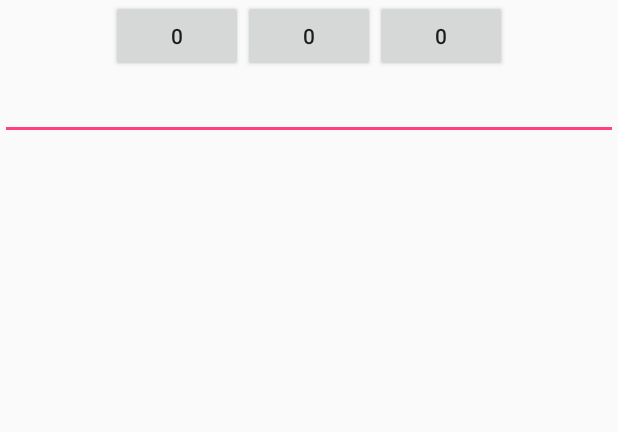
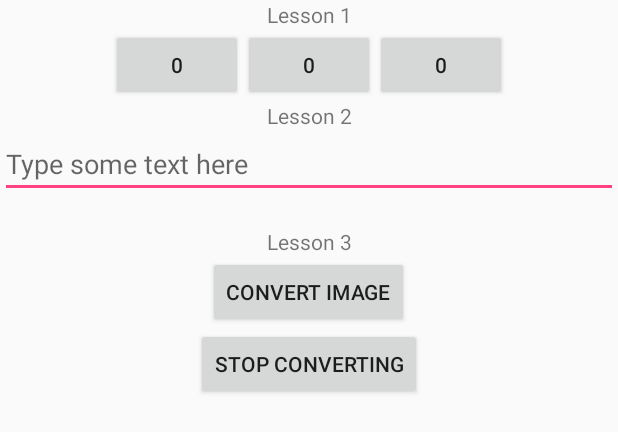
Before and after one commit to orionst/AndroidLibs, an Android app: the layout activity_main.xml on its own in the app's theme, with its tools: preview values and no code run, on a phone screen of 412 x 824 dp. Shown: the top 432 px of the screen. Run offline under Robolectric (Android 15) with nearby library versions, the phone set to English and light mode, and no system bars.

Commit message:
Добавлена обработка конвертации изображения с диска в формат PNG (RX Java).

```diff
--- a/app/build.gradle
+++ b/app/build.gradle
@@ -39,4 +39,6 @@ dependencies {
     androidTestImplementation 'com.android.support.test.espresso:espresso-core:3.0.1'
 
     implementation 'com.jakewharton.rxbinding:rxbinding:0.4.0'
+    implementation 'io.reactivex.rxjava2:rxandroid:2.0.2'
+    implementation 'io.reactivex.rxjava2:rxjava:2.2.0'
 }
--- a/app/src/main/AndroidManifest.xml
+++ b/app/src/main/AndroidManifest.xml
@@ -1,6 +1,9 @@
 <?xml version="1.0" encoding="utf-8"?>
 <manifest xmlns:android="http://schemas.android.com/apk/res/android"
     package="ru.geekbrains.android3_1">
+
+    <uses-permission android:name="android.permission.READ_EXTERNAL_STORAGE" />
+    <uses-permission android:name="android.permission.WRITE_EXTERNAL_STORAGE" />
 
     <application
         android:allowBackup="true"
--- a/app/src/main/java/ru/geekbrains/android3_1/MainView.java
+++ b/app/src/main/java/ru/geekbrains/android3_1/MainView.java
@@ -10,4 +10,7 @@ public interface MainView extends MvpView
     void setButtonTextOne(Integer calculate);
     void setButtonTextTwo(Integer calculate);
     void setButtonTextThree(Integer calculate);
+
+    void setTextViewText(String s);
+
 }
--- a/app/src/main/res/layout/activity_main.xml
+++ b/app/src/main/res/layout/activity_main.xml
@@ -1,16 +1,24 @@
 <?xml version="1.0" encoding="utf-8"?>
 <RelativeLayout xmlns:android="http://schemas.android.com/apk/res/android"
-    xmlns:app="http://schemas.android.com/apk/res-auto"
     xmlns:tools="http://schemas.android.com/tools"
     android:layout_width="match_parent"
     android:layout_height="match_parent"
     tools:context="ru.geekbrains.android3_1.MainActivity">
 
+    <TextView
+        android:id="@+id/text_lesson1"
+        android:layout_width="match_parent"
+        android:layout_height="wrap_content"
+        android:layout_alignParentTop="true"
+        android:layout_centerHorizontal="true"
+        android:gravity="center"
+        android:text="Lesson 1" />
+
     <LinearLayout
         android:id="@+id/buttons_layout"
         android:layout_width="match_parent"
         android:layout_height="wrap_content"
-        android:layout_alignParentTop="true"
+        android:layout_below="@id/text_lesson1"
         android:layout_centerHorizontal="true"
         android:gravity="center"
         android:orientation="horizontal">
@@ -35,12 +43,20 @@
     </LinearLayout>
 
     <LinearLayout
+        android:id="@+id/lesson2"
         android:layout_width="match_parent"
         android:layout_height="wrap_content"
         android:layout_below="@id/buttons_layout"
         android:orientation="vertical">
 
+        <TextView
+            android:layout_width="match_parent"
+            android:layout_height="wrap_content"
+            android:gravity="center"
+            android:text="Lesson 2" />
+
         <android.support.v7.widget.AppCompatEditText
+            android:hint="Type some text here"
             android:id="@+id/edit_text_view"
             android:layout_width="match_parent"
             android:layout_height="wrap_content" />
@@ -52,4 +68,30 @@
 
     </LinearLayout>
 
+    <LinearLayout
+        android:id="@+id/lesson3"
+        android:layout_width="match_parent"
+        android:layout_height="wrap_content"
+        android:layout_below="@+id/lesson2"
+        android:orientation="vertical">
+
+        <TextView
+            android:layout_width="match_parent"
+            android:layout_height="wrap_content"
+            android:gravity="center"
+            android:text="Lesson 3" />
+
+        <Button
+            android:id="@+id/btn_open_convert_img"
+            android:layout_width="wrap_content"
+            android:layout_height="wrap_content"
+            android:layout_gravity="center"
+            android:text="@string/convert_image" />
+        <Button
+            android:id="@+id/btn_stop_convert_img"
+            android:layout_width="wrap_content"
+            android:layout_height="wrap_content"
+            android:layout_gravity="center"
+            android:text="@string/stop_convert_image" />
+    </LinearLayout>
 </RelativeLayout>
--- a/app/src/main/res/values/strings.xml
+++ b/app/src/main/res/values/strings.xml
@@ -1,4 +1,6 @@
 <resources>
     <string name="app_name">android3_1</string>
     <string name="zero">0</string>
+    <string name="convert_image">Convert image</string>
+    <string name="stop_convert_image">Stop converting</string>
 </resources>
```
Also changed, not shown: app/src/main/java/ru/geekbrains/android3_1/CounterModel.java (+10 -3 lines), app/src/main/java/ru/geekbrains/android3_1/MainActivity.java (+81 -8 lines), app/src/main/java/ru/geekbrains/android3_1/MainPresenter.java (+29 -13 lines), app/src/main/java/ru/geekbrains/android3_1/utils/ImageConverter.java (added, +43 -0 lines), app/src/main/java/ru/geekbrains/android3_1/utils/RealPathUtils.java (added, +66 -0 lines).
